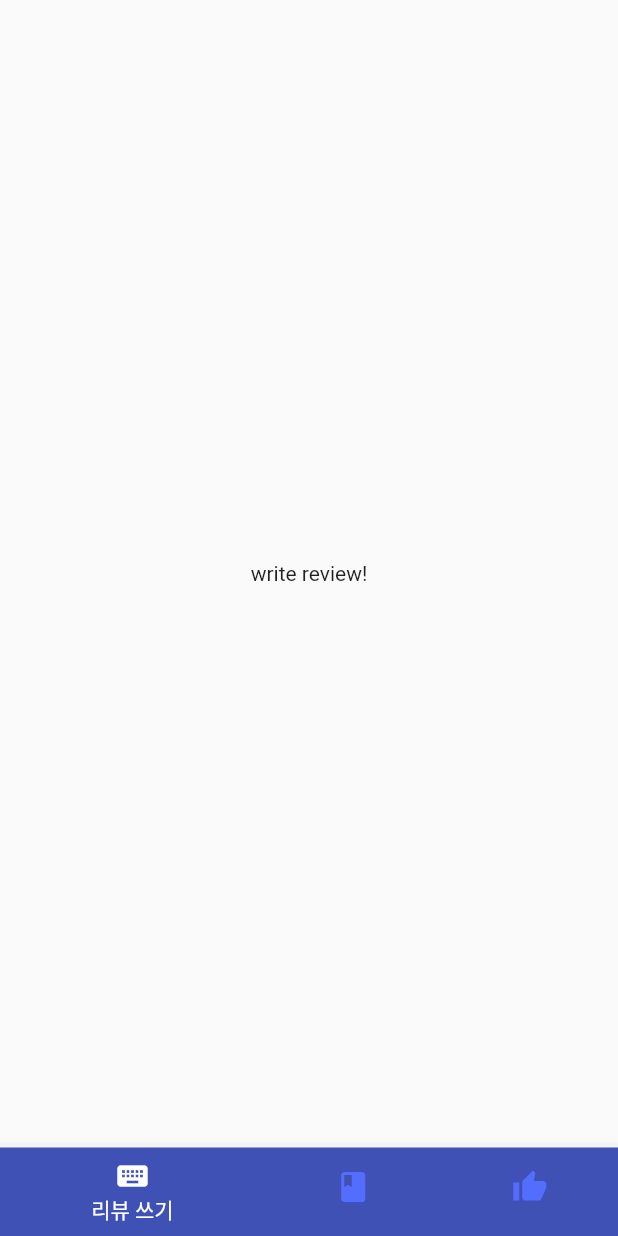
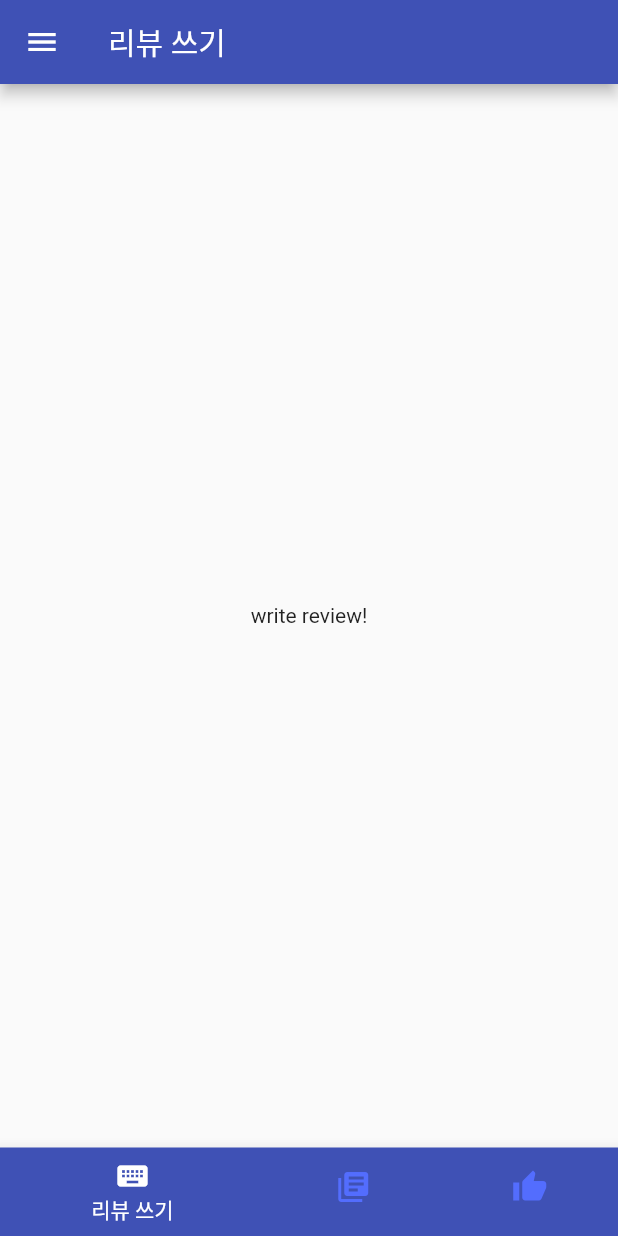
Before and after one commit to Haedong-Jeon/seasonOfDeduce, a Flutter app: the TabControlSCreen screen opened by its route, on a phone screen of 412 x 824 dp. Run offline on Flutter 3.47's test engine with Material 2 defaults, Android fonts, the phone set to English and light mode, and no system bars.

Commit message:
커스텀 드로어 생성

```diff
--- a/lib/screens/tabControlScreen.dart
+++ b/lib/screens/tabControlScreen.dart
@@ -1,7 +1,8 @@
 import 'package:flutter/material.dart';
-import 'package:seasonOfDeduce/screens/bookRecommandScreen.dart';
-import 'package:seasonOfDeduce/screens/readReviewScreen.dart';
-import 'package:seasonOfDeduce/screens/writeScreen.dart';
+import './bookRecommandScreen.dart';
+import './readReviewScreen.dart';
+import './writeScreen.dart';
+import '../widgets/customDrawer.dart';
 
 class TabControlSCreen extends StatefulWidget {
   static const String routeName = './screens/tabControlScreen';
@@ -34,6 +35,11 @@ class _TabControlSCreenState extends State<TabControlSCreen> {
   @override
   Widget build(BuildContext context) {
     return Scaffold(
+      appBar: AppBar(
+        backgroundColor: Colors.indigo,
+        title: Text(_pages[_selectedPageIndex]['title']),
+      ),
+      drawer: CustomDrawer(),
       body: _pages[_selectedPageIndex]['page'],
       bottomNavigationBar: BottomNavigationBar(
         type: BottomNavigationBarType.shifting,
@@ -45,23 +51,17 @@ class _TabControlSCreenState extends State<TabControlSCreen> {
           BottomNavigationBarItem(
             backgroundColor: Colors.indigo,
             icon: Icon(Icons.keyboard),
-            title: Text(
-              _pages[0]['title'],
-            ),
+            label: _pages[0]['title'],
           ),
           BottomNavigationBarItem(
             backgroundColor: Colors.indigo,
-            icon: Icon(Icons.book),
-            title: Text(
-              _pages[1]['title'],
-            ),
+            icon: Icon(Icons.library_books),
+            label: _pages[1]['title'],
           ),
           BottomNavigationBarItem(
             backgroundColor: Colors.indigo,
             icon: Icon(Icons.thumb_up),
-            title: Text(
-              _pages[2]['title'],
-            ),
+            label: _pages[2]['title'],
           ),
         ],
       ),
```
Also changed, not shown: lib/widgets/customDrawer.dart (added, +62 -0 lines), 1 other file.
